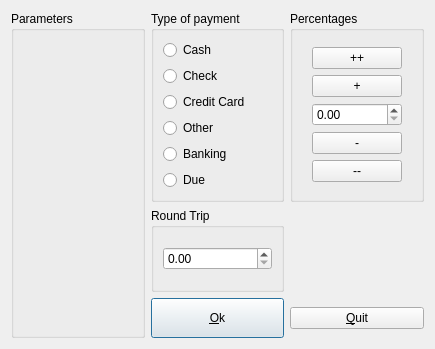
First picture: the form in plugins/accountplugin/receipts/ChoiceDialog.ui, repository FreeHealth/freehealth, before the edit.
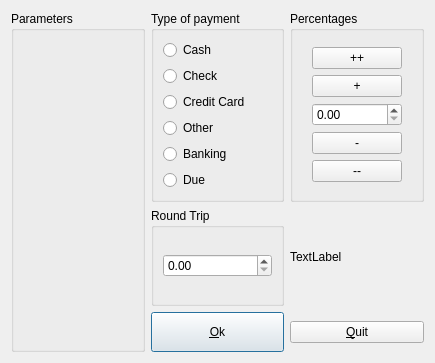
Second picture: the form after the edit.

Commit message: freeaccount : preferedReceipts choiceDialog

```diff
--- a/plugins/accountplugin/receipts/ChoiceDialog.ui
+++ b/plugins/accountplugin/receipts/ChoiceDialog.ui
@@ -7,7 +7,7 @@
     <x>0</x>
     <y>0</y>
     <width>435</width>
-    <height>349</height>
+    <height>363</height>
    </rect>
   </property>
   <property name="windowTitle">
@@ -164,6 +164,13 @@
        </property>
       </widget>
      </item>
+     <item row="1" column="2">
+      <widget class="QLabel" name="label">
+       <property name="text">
+        <string>TextLabel</string>
+       </property>
+      </widget>
+     </item>
     </layout>
    </item>
   </layout>
```
The commit also changes 8 other files.
